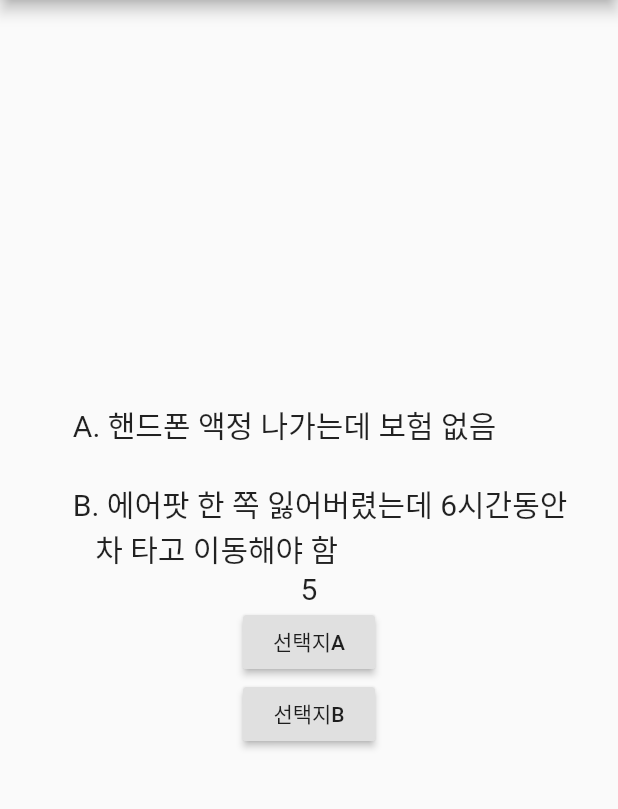
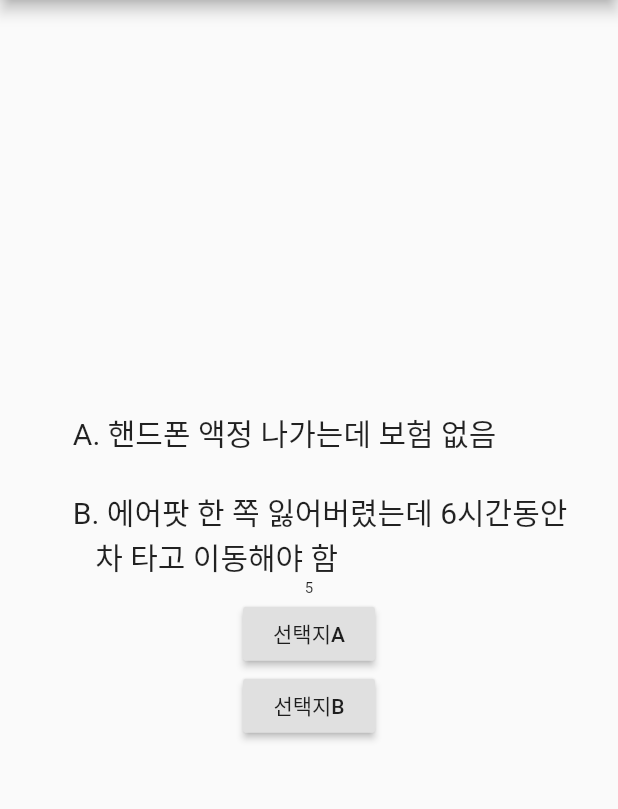
Before and after one commit to hye-one/balance_game, a Flutter app: the screen it shows after launch, on a phone screen of 412 x 824 dp, the part 84-893 px from its top. Run offline on Flutter 3.47's test engine with Material 2 defaults, Android fonts, the phone set to English and light mode, and no system bars.

Commit message:
타이머 추가

```diff
--- a/lib/main.dart
+++ b/lib/main.dart
@@ -327,12 +327,11 @@ class _MyHomePageState extends State<MyHomePage> {
               //'밸런스 게임 질문 들어갈 곳',
               _questionBasic[idx],
               style: TextStyle(fontSize: 20),
-
             ),
             Text(
               //Timer
                 _timeLeft.toString(),
-              style:  TextStyle(fontSize: 20)
+              style:  TextStyle(fontSize: 10)
             ),
             Container(
              // width: 120,
```
